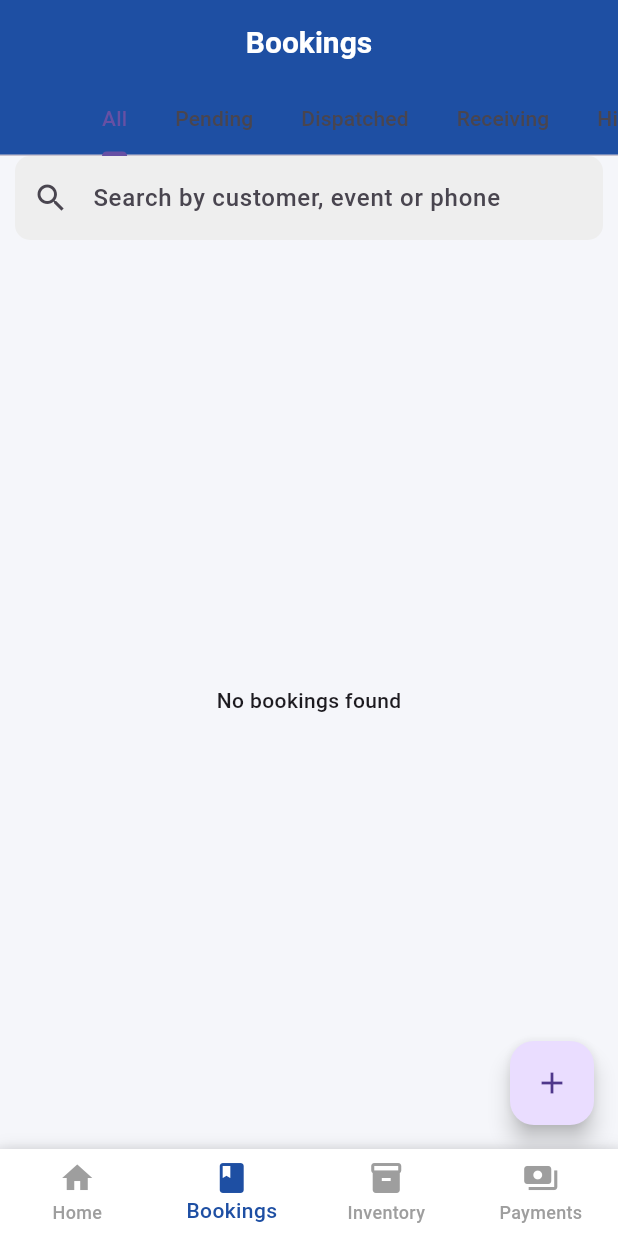
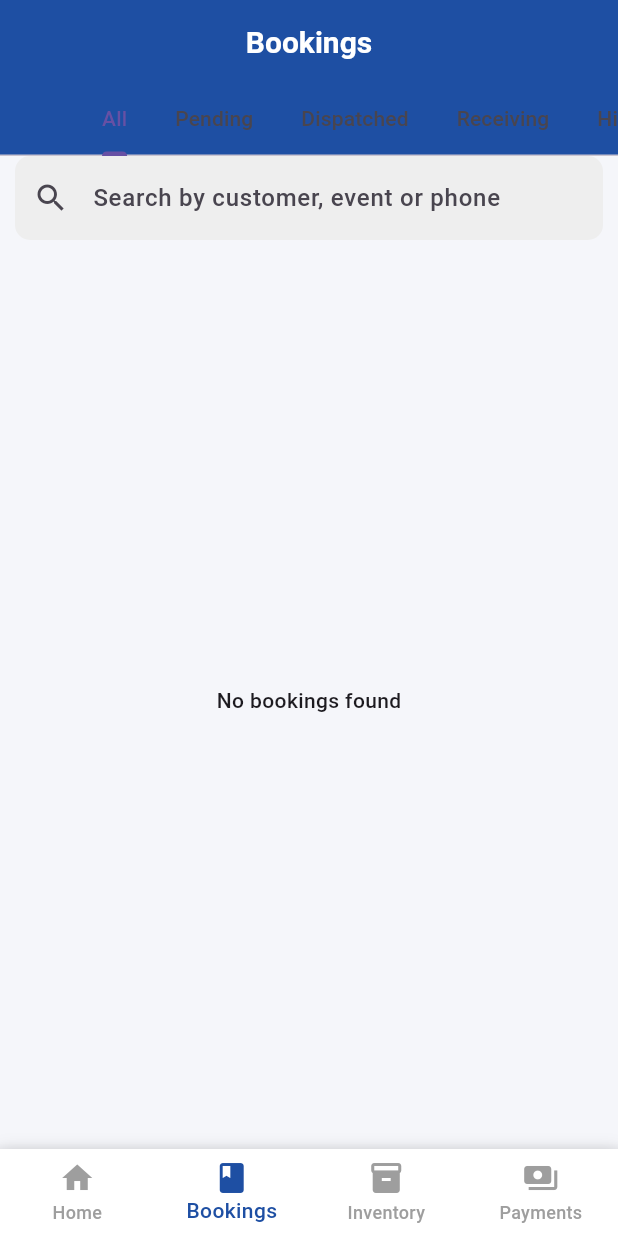
Before and after one commit to ritikkkkkk10/TeentApp, a Flutter app: the screen it shows once a user with an empty profile is signed in, item 2 of the bottom bar chosen, on a phone screen of 412 x 824 dp. Run offline on Flutter 3.47's test engine with Material 3 defaults, Android fonts, the phone set to English and light mode, and no system bars; our stand-ins replace cloud_firestore, firebase_auth, firebase_core, flutter_image_compress, google_sign_in, image_picker and 3 more; accounts and stored records are empty.

Commit message:
ui improved 9

```diff
--- a/lib/features/bookings/screens/bookings_list_screen.dart
+++ b/lib/features/bookings/screens/bookings_list_screen.dart
@@ -71,17 +71,7 @@ class _BookingsListScreenState extends State<BookingsListScreen>
           ],
         ),
       ),
-      floatingActionButton: FloatingActionButton(
-        child: const Icon(Icons.add),
-        onPressed: () async {
-          await Navigator.push(
-            context,
-            MaterialPageRoute(
-              builder: (_) => const CreateBookingScreen(),
-            ),
-          );
-        },
-      ),
+
       body: Column(
         children: [
           /// SEARCH BAR
--- a/lib/screens/home_screen.dart
+++ b/lib/screens/home_screen.dart
@@ -10,6 +10,7 @@ import 'package:cloud_firestore/cloud_firestore.dart';
 import 'package:firebase_auth/firebase_auth.dart';
 import '../../core/widgets/app_menu.dart';
 import 'package:tent_app/core/widgets/bookings_calendar_widget.dart';
+import 'package:tent_app/features/bookings/screens/create_booking_screen.dart';
 
 class HomeScreen extends StatefulWidget {
   const HomeScreen({super.key});
@@ -261,6 +262,43 @@ class _HomeScreenState extends State<HomeScreen> {
                     ),
                   ),
 
+                  const SizedBox(height: 10),
+
+                  /// NEW BOOKING BUTTON
+                  Padding(
+                    padding: const EdgeInsets.symmetric(horizontal: 12),
+                    child: SizedBox(
+                      width: double.infinity,
+                      height: 52,
+                      child: ElevatedButton.icon(
+                        icon: const Icon(Icons.add),
+                        label: const Text(
+                          "New Booking",
+                          style: TextStyle(
+                            fontSize: 16,
+                            fontWeight: FontWeight.w600,
+                          ),
+                        ),
+                        style: ElevatedButton.styleFrom(
+                          backgroundColor: const Color(0xFF1E4FA3),
+                          foregroundColor: Colors.white,
+                          shape: RoundedRectangleBorder(
+                            borderRadius: BorderRadius.circular(12),
+                          ),
+                          elevation: 2,
+                        ),
+                        onPressed: () async {
+                          await Navigator.push(
+                            context,
+                            MaterialPageRoute(
+                              builder: (_) => const CreateBookingScreen(),
+                            ),
+                          );
+                        },
+                      ),
+                    ),
+                  ),
+
                   const SizedBox(height: 20),
 
                   ElevatedButton(
```
